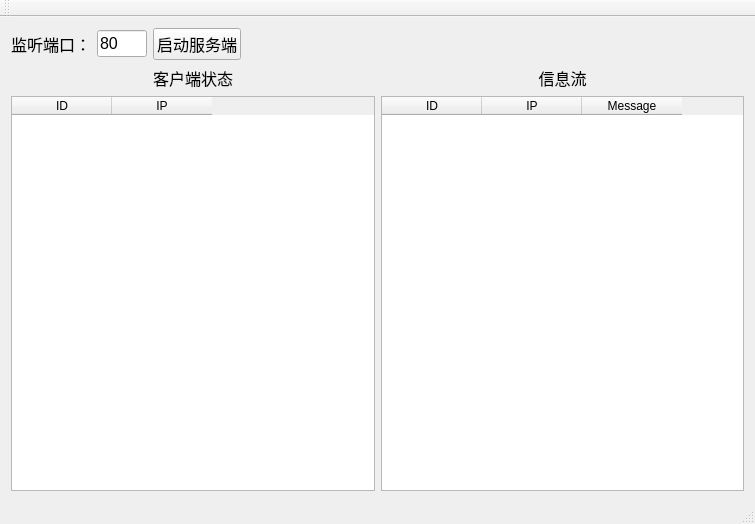
The window that LightDetection/Server/Server.ui (myzhyu/LightDetection) describes before a commit, drawn with Qt 5.
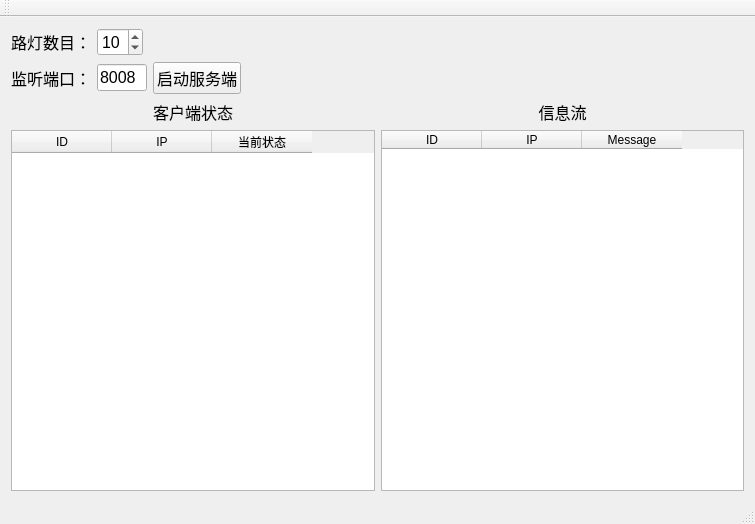
The same window after the commit.

Commit message: Mod:服务器显示客户端状态，客户端Udp通信移植

Patch:
```diff
--- a/LightDetection/Server/Server.ui
+++ b/LightDetection/Server/Server.ui
@@ -15,6 +15,53 @@
   </property>
   <widget class="QWidget" name="centralWidget">
    <layout class="QVBoxLayout" name="verticalLayout">
+    <item>
+     <layout class="QHBoxLayout" name="horizontalLayout_5">
+      <property name="topMargin">
+       <number>0</number>
+      </property>
+      <item>
+       <widget class="QLabel" name="label_4">
+        <property name="font">
+         <font>
+          <pointsize>12</pointsize>
+         </font>
+        </property>
+        <property name="text">
+         <string>路灯数目：</string>
+        </property>
+       </widget>
+      </item>
+      <item>
+       <widget class="QSpinBox" name="spinBox_clientNumber">
+        <property name="font">
+         <font>
+          <pointsize>12</pointsize>
+         </font>
+        </property>
+        <property name="maximum">
+         <number>20</number>
+        </property>
+        <property name="value">
+         <number>10</number>
+        </property>
+       </widget>
+      </item>
+      <item>
+       <spacer name="horizontalSpacer_2">
+        <property name="orientation">
+         <enum>Qt::Horizontal</enum>
+        </property>
+        <property name="sizeHint" stdset="0">
+         <size>
+          <width>40</width>
+          <height>20</height>
+         </size>
+        </property>
+       </spacer>
+      </item>
+     </layout>
+    </item>
     <item>
      <layout class="QHBoxLayout" name="horizontalLayout">
       <item>
@@ -46,7 +93,7 @@
          <set>Qt::ImhPreferNumbers</set>
         </property>
         <property name="text">
-         <string>80</string>
+         <string>8008</string>
         </property>
        </widget>
       </item>
@@ -120,6 +167,11 @@
             <string>IP</string>
            </property>
           </column>
+          <column>
+           <property name="text">
+            <string>当前状态</string>
+           </property>
+          </column>
          </widget>
         </item>
        </layout>
```
The commit also changes 8 other files.
